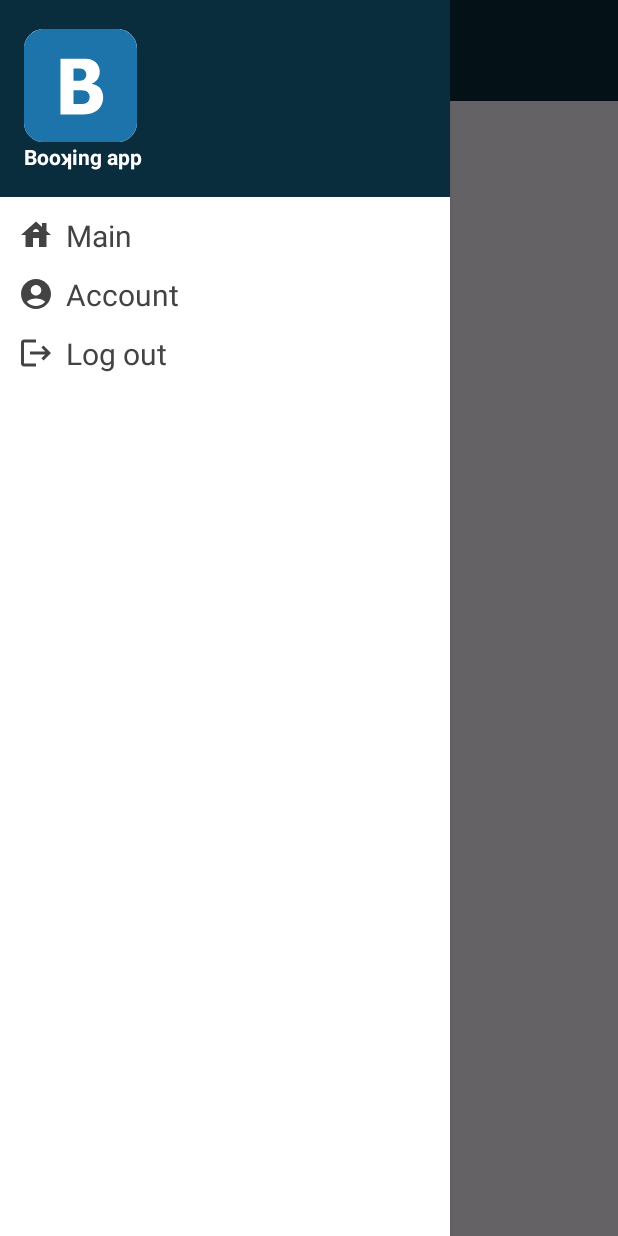
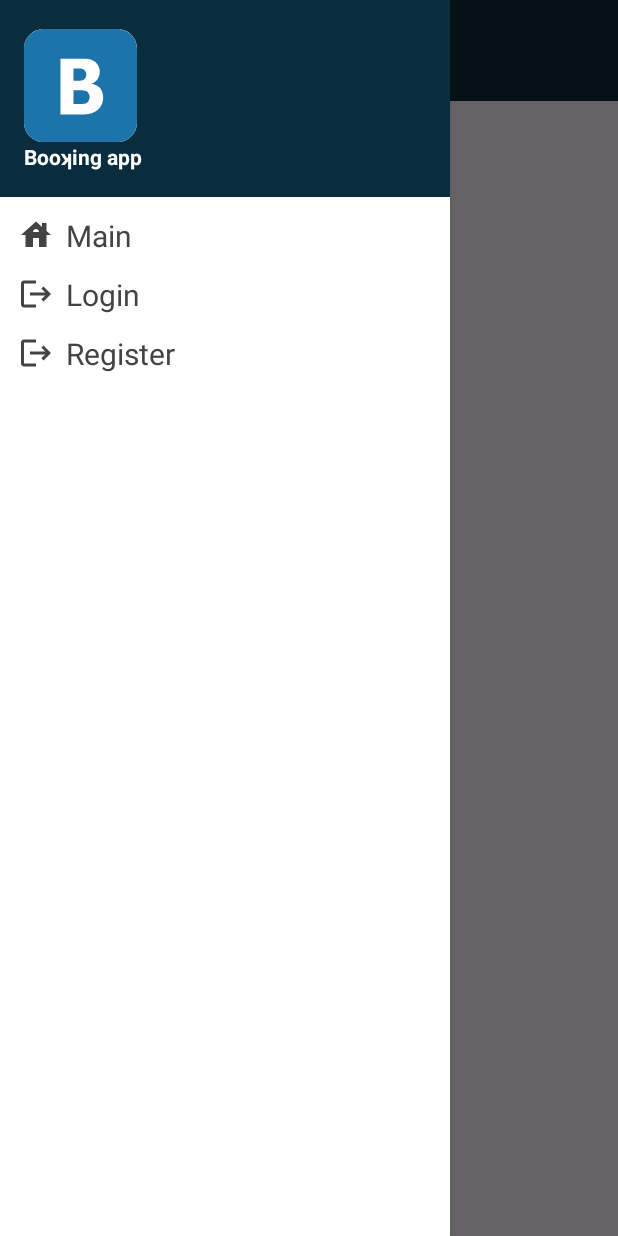
Before and after one commit to StefanDjuricaSV35-2021/booking_ma_tim21, an Android app: the AccommodationActivity screen opened directly, with no data from a screen before it, after a tap on an icon or button, on a phone screen of 412 x 824 dp. Run offline under Robolectric (Android 15) with nearby library versions, the phone set to English and light mode, and no system bars; libraries missing offline, so code that uses them is left out: io.jsonwebtoken; 1 statement that could not run was skipped.

Commit message:
Added dynamic navbar

```diff
--- a/app/src/main/java/com/example/booking_ma_tim21/activities/AccommodationActivity.java
+++ b/app/src/main/java/com/example/booking_ma_tim21/activities/AccommodationActivity.java
@@ -10,17 +10,20 @@ import android.widget.ImageView;
 import android.widget.TextView;
 
 import com.example.booking_ma_tim21.R;
+import com.example.booking_ma_tim21.authentication.AuthManager;
 import com.example.booking_ma_tim21.model.AccommodationPreview;
 import com.example.booking_ma_tim21.util.NavigationSetup;
 
 public class AccommodationActivity extends AppCompatActivity {
 
     AccommodationPreview accommodationPreview;
+    AuthManager authManager;
     @Override
     protected void onCreate(Bundle savedInstanceState) {
         super.onCreate(savedInstanceState);
         setContentView(R.layout.activity_accommodation);
-        NavigationSetup.setupNavigation(this);
+        authManager = AuthManager.getInstance(getApplicationContext());
+        NavigationSetup.setupNavigation(this, authManager);
 
         setAccommodation();
         setView();
--- a/app/src/main/java/com/example/booking_ma_tim21/activities/AccountActivity.java
+++ b/app/src/main/java/com/example/booking_ma_tim21/activities/AccountActivity.java
@@ -18,6 +18,7 @@ import android.widget.Toast;
 
 import com.example.booking_ma_tim21.R;
 import com.example.booking_ma_tim21.adapter.account.AccountAdapter;
+import com.example.booking_ma_tim21.authentication.AuthManager;
 import com.example.booking_ma_tim21.dto.UserDTO;
 import com.example.booking_ma_tim21.retrofit.RetrofitService;
 import com.example.booking_ma_tim21.retrofit.UserService;
@@ -35,12 +36,15 @@ public class AccountActivity extends AppCompatActivity {
 
     private RecyclerView recyclerView;
 
+    AuthManager authManager;
+
     @Override
     protected void onCreate(Bundle savedInstanceState) {
         super.onCreate(savedInstanceState);
         setContentView(R.layout.activity_account);
 
-        NavigationSetup.setupNavigation(this);
+        authManager = AuthManager.getInstance(getApplicationContext());
+        NavigationSetup.setupNavigation(this, authManager);
 
         RetrofitService retrofitService = new RetrofitService();
         service = retrofitService.getRetrofit().create(UserService.class);
--- a/app/src/main/java/com/example/booking_ma_tim21/activities/ChangeAccountActivity.java
+++ b/app/src/main/java/com/example/booking_ma_tim21/activities/ChangeAccountActivity.java
@@ -12,6 +12,7 @@ import android.widget.EditText;
 import android.widget.Toast;
 
 import com.example.booking_ma_tim21.R;
+import com.example.booking_ma_tim21.authentication.AuthManager;
 import com.example.booking_ma_tim21.dto.UserDTO;
 import com.example.booking_ma_tim21.model.enumeration.Role;
 import com.example.booking_ma_tim21.retrofit.RetrofitService;
@@ -28,12 +29,15 @@ import retrofit2.Response;
 public class ChangeAccountActivity extends AppCompatActivity {
     UserService service;
     UserDTO user = new UserDTO();
+    AuthManager authManager;
 
     @Override
     protected void onCreate(Bundle savedInstanceState) {
         super.onCreate(savedInstanceState);
         setContentView(R.layout.activity_change_account);
-        NavigationSetup.setupNavigation(this);
+
+        authManager = AuthManager.getInstance(getApplicationContext());
+        NavigationSetup.setupNavigation(this, authManager);
 
         RetrofitService retrofitService = new RetrofitService();
         service = retrofitService.getRetrofit().create(UserService.class);
--- a/app/src/main/java/com/example/booking_ma_tim21/activities/LoginActivity.java
+++ b/app/src/main/java/com/example/booking_ma_tim21/activities/LoginActivity.java
@@ -37,12 +37,13 @@ public class LoginActivity extends AppCompatActivity {
         super.onCreate(savedInstanceState);
         setContentView(R.layout.activity_login);
 
-        NavigationSetup.setupNavigation(this);
+
 
         RetrofitService retrofitService= new RetrofitService();
         authService=retrofitService.getRetrofit().create(AuthService.class);
 
         authManager = AuthManager.getInstance(getApplicationContext());
+        NavigationSetup.setupNavigation(this, authManager);
 
         emailField = findViewById(R.id.email_field);
         passwordField = findViewById(R.id.password_field);
--- a/app/src/main/java/com/example/booking_ma_tim21/activities/MainActivity.java
+++ b/app/src/main/java/com/example/booking_ma_tim21/activities/MainActivity.java
@@ -19,6 +19,7 @@ import android.widget.Toast;
 
 import com.example.booking_ma_tim21.R;
 
+import com.example.booking_ma_tim21.authentication.AuthManager;
 import com.example.booking_ma_tim21.util.NavigationSetup;
 
 import com.example.booking_ma_tim21.adapter.PreviewAdapter;
@@ -30,14 +31,15 @@ import java.util.List;
 
 public class MainActivity extends AppCompatActivity {
 
-
+    AuthManager authManager;
 
 
     @Override
     protected void onCreate(Bundle savedInstanceState) {
         super.onCreate(savedInstanceState);
         setContentView(R.layout.activity_main);
-        NavigationSetup.setupNavigation(this);
+        authManager = AuthManager.getInstance(getApplicationContext());
+        NavigationSetup.setupNavigation(this, authManager);
 
 
     }
--- a/app/src/main/java/com/example/booking_ma_tim21/activities/RegisterActivity.java
+++ b/app/src/main/java/com/example/booking_ma_tim21/activities/RegisterActivity.java
@@ -15,6 +15,7 @@ import android.widget.RadioGroup;
 import android.widget.Toast;
 
 import com.example.booking_ma_tim21.R;
+import com.example.booking_ma_tim21.authentication.AuthManager;
 import com.example.booking_ma_tim21.model.JWTAuthenticationResponse;
 import com.example.booking_ma_tim21.model.SignInRequest;
 import com.example.booking_ma_tim21.model.SignUpRequest;
@@ -40,6 +41,7 @@ public class RegisterActivity extends AppCompatActivity {
     private EditText repeat_password_field;
     private RadioGroup role_group;
     private RadioButton radio_button_user;
+    AuthManager authManager;
 
     AuthService authService;
     @Override
@@ -62,7 +64,8 @@ public class RegisterActivity extends AppCompatActivity {
         role_group = findViewById(R.id.role_group);
         radio_button_user = findViewById(R.id.radio_button_user);
 
-        NavigationSetup.setupNavigation(this);
+        authManager = AuthManager.getInstance(getApplicationContext());
+        NavigationSetup.setupNavigation(this, authManager);
 
         Button RegisterBtn = findViewById(R.id.button_register);
         RegisterBtn.setOnClickListener(v -> {
--- a/app/src/main/java/com/example/booking_ma_tim21/util/NavigationSetup.java
+++ b/app/src/main/java/com/example/booking_ma_tim21/util/NavigationSetup.java
@@ -3,6 +3,7 @@ package com.example.booking_ma_tim21.util;
 
 import android.app.Activity;
 import android.content.Intent;
+import android.view.LayoutInflater;
 import android.view.View;
 import android.widget.ImageView;
 import android.widget.LinearLayout;
@@ -13,43 +14,75 @@ import com.example.booking_ma_tim21.R;
 import com.example.booking_ma_tim21.activities.AccountActivity;
 import com.example.booking_ma_tim21.activities.LoginActivity;
 import com.example.booking_ma_tim21.activities.MainActivity;
+import com.example.booking_ma_tim21.activities.RegisterActivity;
+import com.example.booking_ma_tim21.authentication.AuthManager;
 
 public class NavigationSetup {
-    public static void setupNavigation(final Activity activity) {
+
+
+    public static void setupNavigation(final Activity activity, AuthManager authManager) {
 
         DrawerLayout drawerLayout = activity.findViewById(R.id.drawerLayout);
         ImageView menu = activity.findViewById(R.id.menu);
 
         LinearLayout main = activity.findViewById(R.id.mainScreen);
-        LinearLayout account = activity.findViewById(R.id.accountScreen);
-        LinearLayout logout = activity.findViewById(R.id.loginScreen);
-        menu.setOnClickListener(new View.OnClickListener() {
-            @Override
-            public void onClick(View v) {
-                openDrawer(drawerLayout);
-            }
+        LinearLayout account = activity.findViewById(R.id.account);
+        LinearLayout create_accommodation = activity.findViewById(R.id.create_accommodation);
+        LinearLayout your_accommodations = activity.findViewById(R.id.your_accommodations);
+        LinearLayout accommodation_creation_requests = activity.findViewById(R.id.accommodation_creation_requests);
+        LinearLayout accommodation_updating_requests = activity.findViewById(R.id.accommodation_updating_requests);
+        LinearLayout log_out = activity.findViewById(R.id.log_out);
+        LinearLayout loginScreen = activity.findViewById(R.id.loginScreen);
+        LinearLayout registerScreen = activity.findViewById(R.id.registerScreen);
+
+        String role = authManager.getUserRole() != null ? authManager.getUserRole() : "";
+
+        switch (role) {
+            case "GUEST":
+                accommodation_creation_requests.setVisibility(View.GONE);
+                accommodation_updating_requests.setVisibility(View.GONE);
+
+            case "ADMIN":
+                create_accommodation.setVisibility(View.GONE);
+                your_accommodations.setVisibility(View.GONE);
+                loginScreen.setVisibility(View.GONE);
+                registerScreen.setVisibility(View.GONE);
+
+                break;
+            case "OWNER":
+                accommodation_creation_requests.setVisibility(View.GONE);
+                accommodation_updating_requests.setVisibility(View.GONE);
+                loginScreen.setVisibility(View.GONE);
+                registerScreen.setVisibility(View.GONE);
+                break;
+            default:
+                create_accommodation.setVisibility(View.GONE);
+                your_accommodations.setVisibility(View.GONE);
+                accommodation_creation_requests.setVisibility(View.GONE);
+                accommodation_updating_requests.setVisibility(View.GONE);
+                log_out.setVisibility(View.GONE);
+                account.setVisibility(View.GONE);
+                break;
+        }
+
+
+        menu.setOnClickListener(v -> openDrawer(drawerLayout));
+
+        main.setOnClickListener(v -> redirectActivity(activity, MainActivity.class));
+        account.setOnClickListener(v -> redirectActivity(activity, AccountActivity.class));
+
+        create_accommodation.setOnClickListener(v -> redirectActivity(activity, MainActivity.class));//promeniti
+        your_accommodations.setOnClickListener(v -> redirectActivity(activity, MainActivity.class));//promeniti
+        accommodation_creation_requests.setOnClickListener(v -> redirectActivity(activity, MainActivity.class));//promeniti
+        accommodation_updating_requests.setOnClickListener(v -> redirectActivity(activity, MainActivity.class));//promeniti
+
+        log_out.setOnClickListener(v -> {
+            authManager.signOut();
+            redirectActivity(activity, MainActivity.class);
         });
 
-        main.setOnClickListener(new View.OnClickListener() {
-            @Override
-            public void onClick(View v) {
-                redirectActivity(activity, MainActivity.class);
-            }
-        });
-
-        account.setOnClickListener(new View.OnClickListener() {
-            @Override
-            public void onClick(View v) {
-                redirectActivity(activity, AccountActivity.class);
-            }
-        });
-
-        logout.setOnClickListener(new View.OnClickListener() {
-            @Override
-            public void onClick(View v) {
-                redirectActivity(activity, LoginActivity.class);
-            }
-        });
+        loginScreen.setOnClickListener(v -> redirectActivity(activity, LoginActivity.class));
+        registerScreen.setOnClickListener(v -> redirectActivity(activity, RegisterActivity.class));
     }
 
     public static void openDrawer(DrawerLayout drawerLayout) {
--- a/app/src/main/res/layout/naw_drawer.xml
+++ b/app/src/main/res/layout/naw_drawer.xml
@@ -36,49 +36,162 @@
         android:layout_height="wrap_content"
         android:id="@+id/mainScreen"
         android:layout_marginStart="12dp"
-        android:layout_marginTop="12dp"
         android:orientation="horizontal">
         <TextView
+            android:layout_marginTop="12dp"
             android:layout_width="wrap_content"
             android:layout_height="wrap_content"
             android:textColor="@color/grey"
             android:text="@string/main"
             android:textSize="20sp"
             android:drawablePadding="8dp"
-            app:drawableLeftCompat="@drawable/baseline_house_24" />
+            app:drawableLeftCompat="@drawable/baseline_house_24"
+            android:visibility="visible"/>
     </LinearLayout>
+
     <LinearLayout
         android:layout_width="wrap_content"
         android:layout_height="wrap_content"
-        android:id="@+id/accountScreen"
+        android:id="@+id/account"
         android:layout_marginStart="12dp"
-        android:layout_marginTop="12dp"
         android:orientation="horizontal">
         <TextView
+            android:layout_marginTop="12dp"
             android:layout_width="wrap_content"
             android:layout_height="wrap_content"
             android:textColor="@color/grey"
             android:text="@string/account"
             android:textSize="20sp"
             android:drawablePadding="8dp"
-            app:drawableLeftCompat="@drawable/baseline_account_circle_24" />
+            app:drawableLeftCompat="@drawable/baseline_account_circle_24"
+            android:visibility="visible"/>
     </LinearLayout>
 
     <LinearLayout
         android:layout_width="wrap_content"
         android:layout_height="wrap_content"
-        android:id="@+id/loginScreen"
+        android:id="@+id/create_accommodation"
         android:layout_marginStart="12dp"
-        android:layout_marginTop="12dp"
         android:orientation="horizontal">
         <TextView
+            android:layout_marginTop="12dp"
+            android:layout_width="wrap_content"
+            android:layout_height="wrap_content"
+            android:textColor="@color/grey"
+            android:text="@string/create_accommodation"
+            android:textSize="20sp"
+            android:drawablePadding="8dp"
+            app:drawableLeftCompat="@drawable/baseline_logout_24"
+            android:visibility="visible"/>
+    </LinearLayout>
+
+    <LinearLayout
+        android:layout_width="wrap_content"
+        android:layout_height="wrap_content"
+        android:id="@+id/your_accommodations"
+        android:layout_marginStart="12dp"
+        android:orientation="horizontal">
+        <TextView
+            android:layout_marginTop="12dp"
+            android:layout_width="wrap_content"
+            android:layout_height="wrap_content"
+            android:textColor="@color/grey"
+            android:text="@string/your_accommodations"
+            android:textSize="20sp"
+            android:drawablePadding="8dp"
+            app:drawableLeftCompat="@drawable/baseline_logout_24"
+            android:visibility="visible"/>
+    </LinearLayout>
+
+    <LinearLayout
+        android:layout_width="wrap_content"
+        android:layout_height="wrap_content"
+        android:id="@+id/accommodation_creation_requests"
+        android:layout_marginStart="12dp"
+        android:orientation="horizontal">
+        <TextView
+            android:layout_marginTop="12dp"
+            android:layout_width="wrap_content"
+            android:layout_height="wrap_content"
+            android:textColor="@color/grey"
+            android:text="@string/accommodation_creation_requests"
+            android:textSize="20sp"
+            android:drawablePadding="8dp"
+            app:drawableLeftCompat="@drawable/baseline_logout_24"
+            android:visibility="visible"/>
+    </LinearLayout>
+
+    <LinearLayout
+        android:layout_width="wrap_content"
+        android:layout_height="wrap_content"
+        android:id="@+id/accommodation_updating_requests"
+        android:layout_marginStart="12dp"
+        android:orientation="horizontal">
+        <TextView
+            android:layout_marginTop="12dp"
+            android:layout_width="wrap_content"
+            android:layout_height="wrap_content"
+            android:textColor="@color/grey"
+            android:text="@string/accommodation_updating_requests"
+            android:textSize="20sp"
+            android:drawablePadding="8dp"
+            app:drawableLeftCompat="@drawable/baseline_logout_24"
+            android:visibility="visible"/>
+    </LinearLayout>
+
+    <LinearLayout
+        android:layout_width="wrap_content"
+        android:layout_height="wrap_content"
+        android:id="@+id/log_out"
+        android:layout_marginStart="12dp"
+        android:orientation="horizontal">
+        <TextView
+            android:layout_marginTop="12dp"
             android:layout_width="wrap_content"
             android:layout_height="wrap_content"
             android:textColor="@color/grey"
             android:text="@string/log_out"
             android:textSize="20sp"
             android:drawablePadding="8dp"
+            app:drawableLeftCompat="@drawable/baseline_logout_24"
+            android:visibility="visible"/>
+    </LinearLayout>
+
+    <LinearLayout
+        android:id="@+id/loginScreen"
+        android:layout_width="wrap_content"
+        android:layout_height="wrap_content"
+        android:layout_marginStart="12dp"
+        android:orientation="horizontal">
+
+        <TextView
+            android:layout_marginTop="12dp"
+            android:layout_width="wrap_content"
+            android:layout_height="wrap_content"
+            android:drawablePadding="8dp"
+            android:text="@string/login"
+            android:textColor="@color/grey"
+            android:textSize="20sp"
+            android:visibility="visible"
             app:drawableLeftCompat="@drawable/baseline_logout_24" />
     </LinearLayout>
 
+    <LinearLayout
+        android:layout_width="wrap_content"
+        android:layout_height="wrap_content"
+        android:id="@+id/registerScreen"
+        android:layout_marginStart="12dp"
+        android:orientation="horizontal">
+        <TextView
+            android:layout_marginTop="12dp"
+            android:layout_width="wrap_content"
+            android:layout_height="wrap_content"
+            android:textColor="@color/grey"
+            android:text="@string/register"
+            android:textSize="20sp"
+            android:drawablePadding="8dp"
+            app:drawableLeftCompat="@drawable/baseline_logout_24"
+            android:visibility="visible"/>
+    </LinearLayout>
+
 </LinearLayout>
--- a/app/src/main/res/values/strings.xml
+++ b/app/src/main/res/values/strings.xml
@@ -18,9 +18,14 @@
     <string name="change_account">Change account</string>
     <string name="save_changes">Save changes</string>
     <string name="log_out">Log out</string>
+    <string name="accommodation_creation_requests">Accommodation creation requests</string>
+    <string name="accommodation_updating_requests">Accommodation updating requests</string>
+    <string name="your_accommodations">Your accommodations</string>
+    <string name="create_accommodation">Create accommodation</string>
     <!-- TODO: Remove or change this placeholder text -->
     <string name="hello_blank_fragment">Hello blank fragment</string>
     <string name="dummy_button">Dummy Button</string>
     <string name="dummy_content">DUMMY\nCONTENT</string>
     <string name="delete_account">Delete Account</string>
+
 </resources>
```
